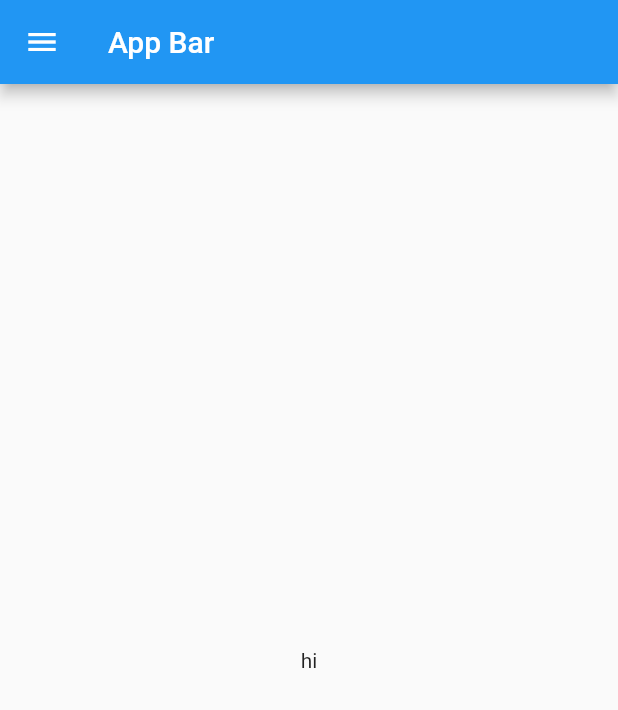
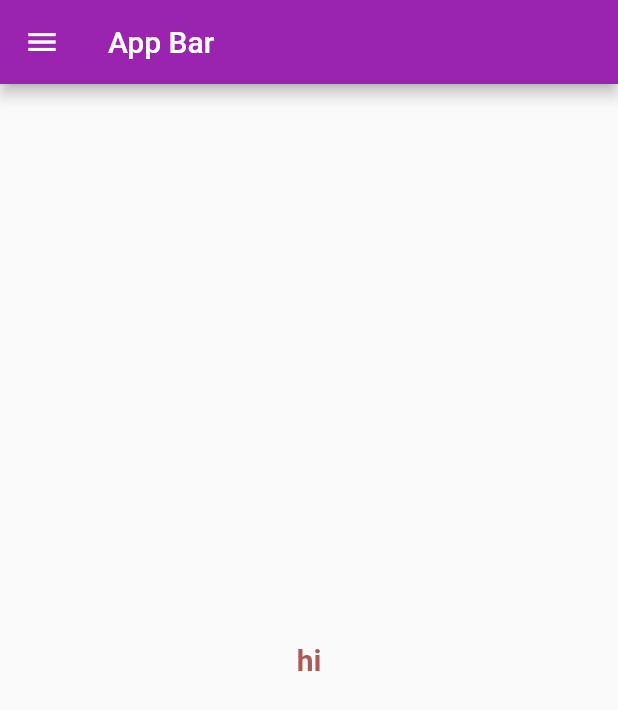
Before and after one commit to gourav2982/Flutter_Practice_1, a Flutter app: the screen it shows after launch, on a phone screen of 412 x 824 dp. Shown: the top 710 px of the screen. Run offline on Flutter 3.47's test engine with Material 2 defaults, Android fonts, the phone set to English and light mode, and no system bars.

Commit message:
practice 3 done

```diff
--- a/lib/main.dart
+++ b/lib/main.dart
@@ -1,8 +1,9 @@
 import 'package:flutter/material.dart';
-import 'HomePage.dart';
+import 'package:flutter_catalog/pages/LoginPage.dart';
+import 'package:flutter_catalog/pages/HomePage.dart';
 
 void main() {
-  runApp(MyApp());
+  runApp(const MyApp());
 }
 
 class MyApp extends StatelessWidget {
@@ -10,8 +11,14 @@ class MyApp extends StatelessWidget {
 
   @override
   Widget build(BuildContext context) {
-    return const MaterialApp(
-      home: HomePage(),
+    return MaterialApp(
+      theme: ThemeData.light(),
+      initialRoute: "/Home",
+      routes: {
+        "/": (context) => const HomePage(),
+        "/Home": (context) => const HomePage(),
+        "/Login": (context) => const LoginPage()
+      },
     );
   }
 }
--- a/lib/HomePage.dart
+++ b/lib/pages/HomePage.dart
@@ -8,11 +8,19 @@ class HomePage extends StatelessWidget {
     return Scaffold(
       appBar: AppBar(
         title: const Text("App Bar"),
+        backgroundColor: const Color.fromARGB(255, 154, 36, 175),
       ),
       drawer: const Drawer(),
       body: Center(
         child: Container(
-          child: const Text('hi'),
+          child: const Text(
+            'hi',
+            style: TextStyle(
+              fontSize: 20,
+              color: Color.fromARGB(255, 174, 90, 84),
+              fontWeight: FontWeight.w600,
+            ),
+          ),
         ),
       ),
     );
```
Also changed, not shown: lib/pages/LoginPage.dart (added, +14 -0 lines).
